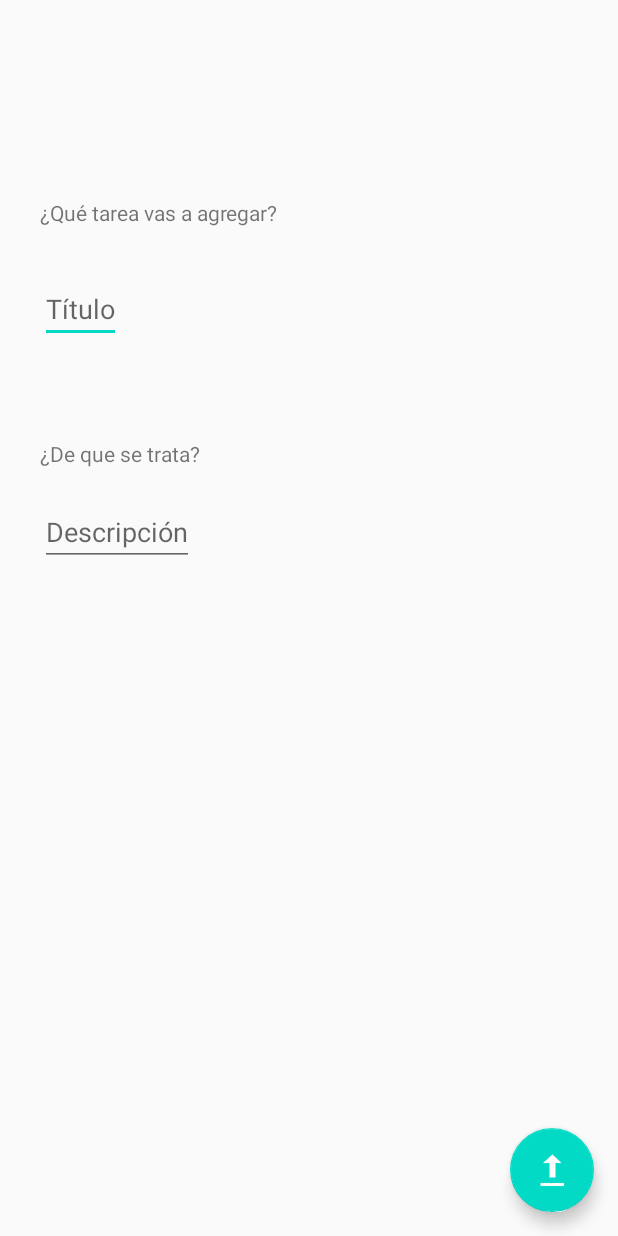
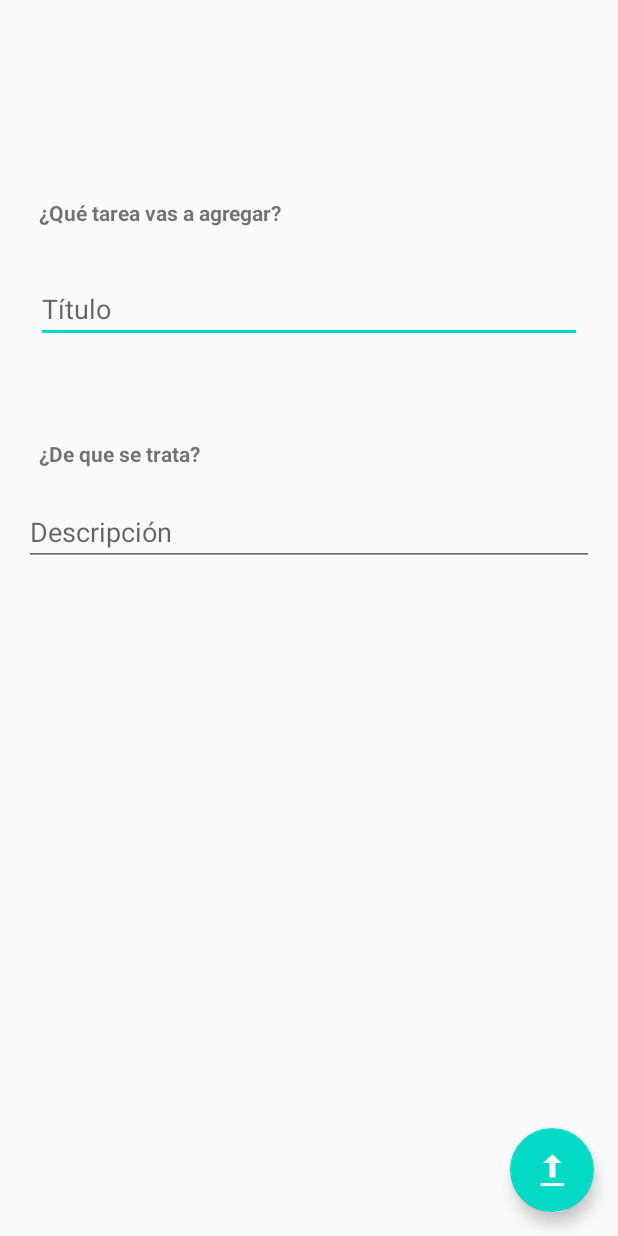
Before and after one commit to adr1anzarza/TodoList, an Android app: the layout fragment_detail_task.xml on its own in the app's theme, with its tools: preview values and no code run, on a phone screen of 412 x 824 dp. Run offline under Robolectric (Android 15) with nearby library versions, the phone set to English and light mode, and no system bars.

Commit message:
two way bindig added

```diff
--- a/app/src/main/java/com/example/adrian/todolist/taskDetail/TaskDetailFragment.kt
+++ b/app/src/main/java/com/example/adrian/todolist/taskDetail/TaskDetailFragment.kt
@@ -14,9 +14,6 @@ import com.example.adrian.todolist.R
 import com.example.adrian.todolist.database.TaskDatabase
 import com.example.adrian.todolist.databinding.FragmentDetailTaskBinding
 
-/**
- * A simple [Fragment] subclass as the second destination in the navigation.
- */
 class TaskDetailFragment : Fragment() {
 
     override fun onCreateView(
--- a/app/src/main/java/com/example/adrian/todolist/tasks/TaskViewModel.kt
+++ b/app/src/main/java/com/example/adrian/todolist/tasks/TaskViewModel.kt
@@ -61,7 +61,7 @@ class TaskViewModel(val database: TaskDatabaseDAO,
 
     fun onStartTask() {
         uiScope.launch {
-            val newTask = Task("Titulo tarea", "Nueva descripción")
+            val newTask = Task("", "")
             insert(newTask)
             lastTask.value = getLastTaskFromDB()
             onTaskClicked(newTask.taskId)
--- a/app/src/main/res/layout/fragment_detail_task.xml
+++ b/app/src/main/res/layout/fragment_detail_task.xml
@@ -21,6 +21,7 @@
         android:layout_width="wrap_content"
         android:layout_height="wrap_content"
         android:text="@string/que_tarea"
+        android:textStyle="bold"
         app:layout_constraintBottom_toBottomOf="parent"
         app:layout_constraintEnd_toEndOf="parent"
         app:layout_constraintHorizontal_bias="0.105"
@@ -30,11 +31,14 @@
 
     <EditText
         android:id="@+id/editText"
-        android:layout_width="wrap_content"
+        android:layout_width="match_parent"
         android:layout_height="wrap_content"
+        android:layout_marginStart="24dp"
         android:layout_marginTop="32dp"
+        android:layout_marginEnd="24dp"
         android:hint="@string/titulo"
-        android:text="@={viewModel.title}"
+        android:text="@={viewModel.taskTitleWord}"
+        app:setTaskTitleText="@{viewModel.task}"
         app:layout_constraintEnd_toEndOf="@+id/textview_second"
         app:layout_constraintHorizontal_bias="0.0"
         app:layout_constraintStart_toStartOf="@+id/textview_second"
@@ -46,17 +50,22 @@
         android:layout_height="wrap_content"
         android:layout_marginTop="64dp"
         android:text="@string/de_que"
-        app:layout_constraintStart_toStartOf="@+id/editText"
+        android:textStyle="bold"
+        app:layout_constraintStart_toStartOf="@+id/textview_second"
         app:layout_constraintTop_toBottomOf="@+id/editText" />
 
     <EditText
         android:id="@+id/editText2"
-        android:layout_width="wrap_content"
+        setTaskDescriptionText="@{viewModel.task}"
+        android:text="@={viewModel.taskDescriptionWord}"
+        android:layout_width="match_parent"
         android:layout_height="wrap_content"
+        android:layout_marginStart="16dp"
         android:layout_marginTop="20dp"
+        android:layout_marginEnd="16dp"
         android:hint="@string/descripcion"
-        setTaskDescriptionText="@{viewModel.task}"
-        app:layout_constraintStart_toStartOf="@+id/textView"
+        app:layout_constraintEnd_toEndOf="@+id/editText"
+        app:layout_constraintStart_toStartOf="@+id/editText"
         app:layout_constraintTop_toBottomOf="@+id/textView" />
 
     <com.google.android.material.floatingactionbutton.FloatingActionButton
@@ -72,6 +81,6 @@
         app:layout_constraintTop_toTopOf="parent"
         app:layout_constraintVertical_bias="1.0"
         app:srcCompat="@android:drawable/stat_sys_upload_done"
-        android:onClick="@{()->viewModel.onUpdateTask(1)}"/>
+        android:onClick="@{() ->viewModel.onUpdateTask()}"/>
 </androidx.constraintlayout.widget.ConstraintLayout>
 </layout>
```
Also changed, not shown: app/src/main/java/com/example/adrian/todolist/taskDetail/TaskDetailViewModel.kt (+47 -10 lines).
